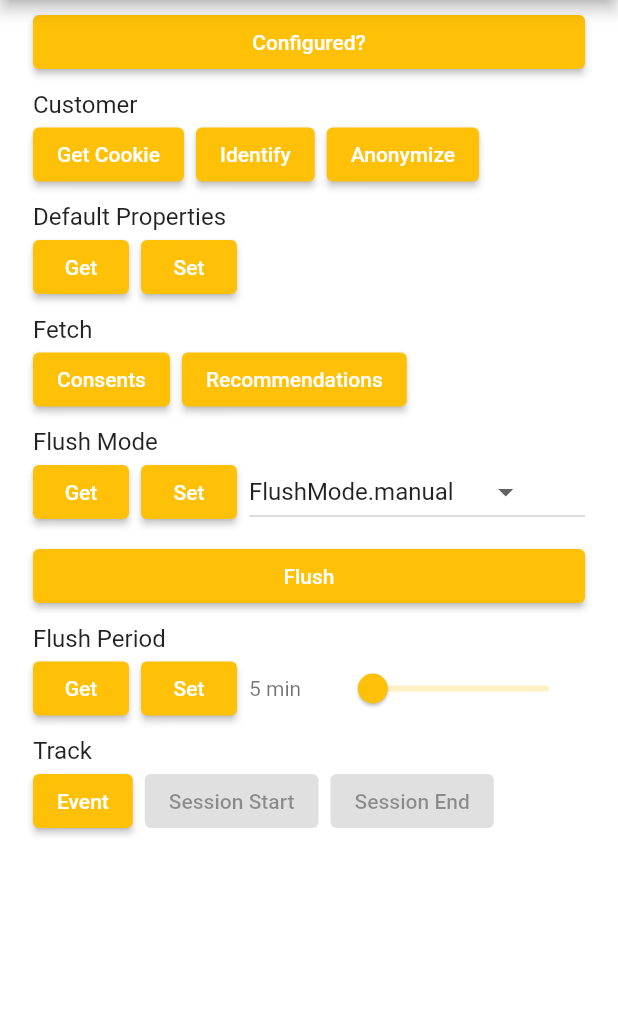
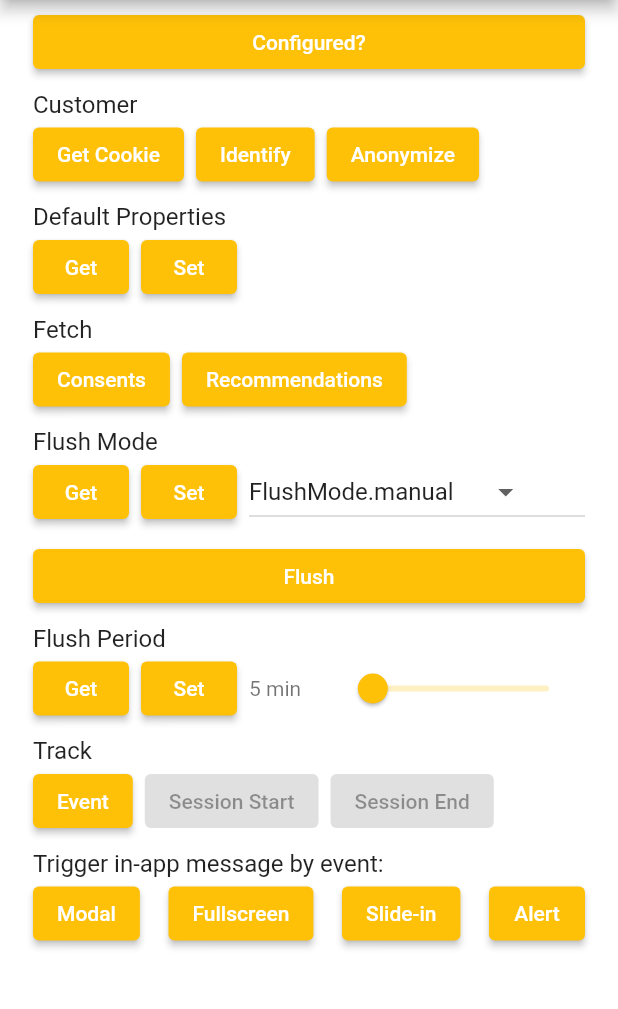
Before and after one commit to exponea/exponea-flutter-sdk, a Flutter app: the screen it shows after launch, after a tap on "Configure", on a phone screen of 412 x 824 dp, the part 84-1093 px from its top. Run offline on Flutter 3.47's test engine with Material 2 defaults, Android fonts, the phone set to English and light mode, and no system bars; our stand-ins replace plugin_platform_interface, shared_preferences.

Commit message:
feat/Implement support for in-app messages

```diff
--- a/example/lib/page/home.dart
+++ b/example/lib/page/home.dart
@@ -208,6 +208,34 @@ class _HomePageState extends State<HomePage> {
                     ],
                   ),
                 ),
+                ListTile(
+                  title: Text('Trigger in-app message by event:'),
+                  subtitle: Row(
+                    mainAxisAlignment: MainAxisAlignment.spaceBetween,
+                    children: [
+                      ElevatedButton(
+                        onPressed: () =>
+                            _triggerInAppMessage(context, 'test_msg_modal'),
+                        child: Text('Modal'),
+                      ),
+                      ElevatedButton(
+                        onPressed: () =>
+                            _triggerInAppMessage(context, 'test_msg_fullscreen'),
+                        child: Text('Fullscreen'),
+                      ),
+                      ElevatedButton(
+                        onPressed: () =>
+                            _triggerInAppMessage(context, 'test_msg_slide'),
+                        child: Text('Slide-in'),
+                      ),
+                      ElevatedButton(
+                        onPressed: () =>
+                            _triggerInAppMessage(context, 'test_msg_alert'),
+                        child: Text('Alert'),
+                      ),
+                    ],
+                  ),
+                ),
               ],
             ),
           ),
@@ -317,6 +345,11 @@ class _HomePageState extends State<HomePage> {
         await _plugin.trackEvent(event);
       });
 
+  Future<void> _triggerInAppMessage(BuildContext context, String name) =>
+      _runAndShowResult(context, () async {
+        await _plugin.trackEvent(Event(name: name));
+      });
+
   Future<void> _trackSessionStart(BuildContext context) =>
       _runAndShowResult(context, () async {
         await _plugin.trackSessionStart();
```
Also changed, not shown: 3 other files.
